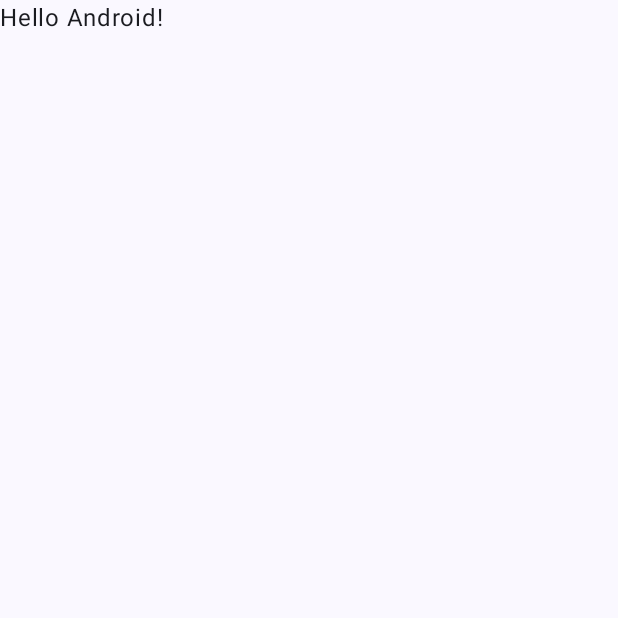
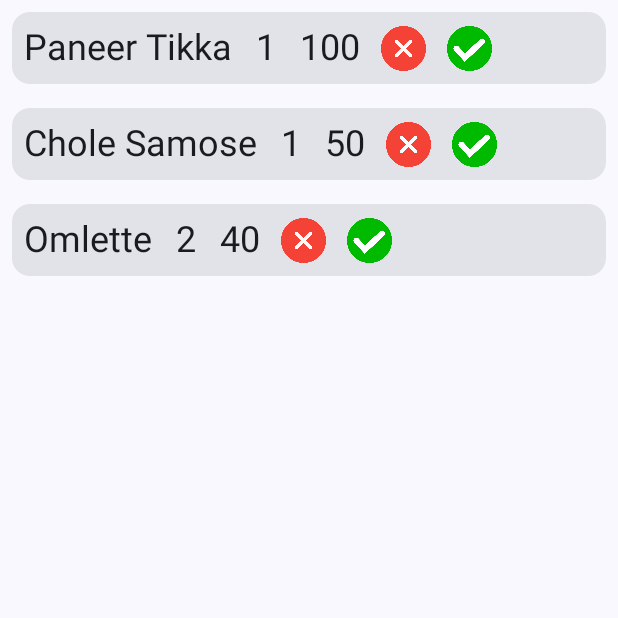
Before and after one commit to Atharv-15/QuickQ_Business, an Android app built with Jetpack Compose: the HomePage screen opened directly, with no data from a screen before it, on a phone screen of 412 x 824 dp, the top half of it. Before the commit the part shown is almost empty. Run offline under Robolectric (Android 15) with nearby library versions, the phone set to English and light mode, and no system bars.

Commit message:
minor list addition

```diff
--- a/app/src/main/java/com/example/quickqbusiness/HomePage.kt
+++ b/app/src/main/java/com/example/quickqbusiness/HomePage.kt
@@ -4,13 +4,36 @@ import android.os.Bundle
 import androidx.activity.ComponentActivity
 import androidx.activity.compose.setContent
 import androidx.activity.enableEdgeToEdge
+import androidx.compose.foundation.Image
+import androidx.compose.foundation.layout.Arrangement
+import androidx.compose.foundation.layout.Row
+import androidx.compose.foundation.layout.WindowInsets
+import androidx.compose.foundation.layout.asPaddingValues
+import androidx.compose.foundation.layout.calculateEndPadding
+import androidx.compose.foundation.layout.calculateStartPadding
 import androidx.compose.foundation.layout.fillMaxSize
+import androidx.compose.foundation.layout.fillMaxWidth
+import androidx.compose.foundation.layout.height
 import androidx.compose.foundation.layout.padding
-import androidx.compose.material3.Scaffold
+import androidx.compose.foundation.layout.safeDrawing
+import androidx.compose.foundation.layout.statusBarsPadding
+import androidx.compose.foundation.lazy.LazyColumn
+import androidx.compose.foundation.lazy.items
+import androidx.compose.material3.Card
+import androidx.compose.material3.MaterialTheme
+import androidx.compose.material3.Surface
 import androidx.compose.material3.Text
 import androidx.compose.runtime.Composable
+import androidx.compose.ui.Alignment
 import androidx.compose.ui.Modifier
+import androidx.compose.ui.layout.ContentScale
+import androidx.compose.ui.platform.LocalContext
+import androidx.compose.ui.platform.LocalLayoutDirection
+import androidx.compose.ui.res.painterResource
 import androidx.compose.ui.tooling.preview.Preview
+import androidx.compose.ui.unit.dp
+import com.example.quickqbusiness.data.Order
+import com.example.quickqbusiness.model.OrderData
 import com.example.quickqbusiness.ui.theme.QuickQBusinessTheme
 
 class HomePage : ComponentActivity() {
@@ -19,11 +42,11 @@ class HomePage : ComponentActivity() {
         enableEdgeToEdge()
         setContent {
             QuickQBusinessTheme {
-                Scaffold(modifier = Modifier.fillMaxSize()) { innerPadding ->
-                    Greeting(
-                        name = "Android",
-                        modifier = Modifier.padding(innerPadding)
-                    )
+                Surface(
+                    modifier = Modifier.fillMaxSize(),
+                    color = MaterialTheme.colorScheme.background
+                ) {
+                    PendingOrder()
                 }
             }
         }
@@ -31,17 +54,84 @@ class HomePage : ComponentActivity() {
 }
 
 @Composable
-fun Greeting(name: String, modifier: Modifier = Modifier) {
-    Text(
-        text = "Hello $name!",
-        modifier = modifier
-    )
+fun PendingOrder() {
+    val layoutDirection = LocalLayoutDirection.current
+    Surface(
+        modifier = Modifier
+            .fillMaxSize()
+            .statusBarsPadding()
+            .padding(
+                start = WindowInsets.safeDrawing
+                    .asPaddingValues()
+                    .calculateStartPadding(layoutDirection),
+                end = WindowInsets.safeDrawing
+                    .asPaddingValues()
+                    .calculateEndPadding(layoutDirection)
+            )
+    ) {
+        OrderList(orderList = Order().loadOrders())
+    }
+}
+
+@Composable
+fun OrderCard(order: OrderData, modifier: Modifier = Modifier) {
+    Card(modifier = modifier
+        .fillMaxWidth()) {
+        Row(
+            horizontalArrangement = Arrangement.SpaceEvenly,
+            verticalAlignment = Alignment.CenterVertically
+        ) {
+            Text(
+                text = order.description,
+                modifier = Modifier.padding(8.dp),
+                style = MaterialTheme.typography.headlineSmall
+            )
+            Text(
+                text = order.quantity,
+                modifier = Modifier.padding(8.dp),
+                style = MaterialTheme.typography.headlineSmall
+            )
+            Text(
+                text = order.price,
+                modifier = Modifier.padding(8.dp),
+                style = MaterialTheme.typography.headlineSmall
+            )
+            Image(
+                painter = painterResource(order.remove),
+                contentDescription = "Remove Item",
+                modifier = Modifier
+                    .padding(6.dp)
+                    .height(30.dp),
+//                contentScale = ContentScale.Crop
+            )
+            Image(
+                painter = painterResource(order.check),
+                contentDescription = "Confirm Item",
+                modifier = Modifier
+                    .padding(8.dp)
+                    .height(30.dp),
+//                contentScale = ContentScale.Crop
+            )
+        }
+    }
+}
+
+@Composable
+fun OrderList(orderList: List<OrderData>, modifier: Modifier = Modifier) {
+    LazyColumn(modifier = Modifier) {
+        items(orderList) { order ->
+            OrderCard(
+                order = order,
+                modifier = Modifier.padding(8.dp)
+            )
+        }
+    }
 }
 
 @Preview(showBackground = true)
 @Composable
 fun GreetingPreview() {
     QuickQBusinessTheme {
-        Greeting("Android")
+        OrderCard(OrderData("Item 1", "3", "300", R.drawable.remove, R.drawable.check))
     }
 }
--- a/app/src/main/java/com/example/quickqbusiness/LogInScreen.kt
+++ b/app/src/main/java/com/example/quickqbusiness/LogInScreen.kt
@@ -109,20 +109,6 @@ fun LogInScreen() {
         Spacer(modifier = Modifier
             .height(32.dp)
         )
-
-        Text(text = "Or sign in with")
-
-        Spacer(modifier = Modifier
-            .height(32.dp)
-        )
-
-        Image(painter = painterResource(id = R.drawable.google),
-            contentDescription = "Google",
-            modifier = Modifier
-                .size(60.dp)
-                .clickable { /*TODO*/ }
-
-        )
     }
 }
 
--- /dev/null
+++ b/app/src/main/java/com/example/quickqbusiness/data/Order.kt
@@ -0,0 +1,33 @@
+package com.example.quickqbusiness.data
+
+import androidx.annotation.DrawableRes
+import com.example.quickqbusiness.R
+import com.example.quickqbusiness.model.OrderData
+
+class Order() {
+    fun loadOrders(): List<OrderData> {
+        return listOf<OrderData>(
+            OrderData(
+                description = "Paneer Tikka",
+                quantity = "1",
+                price = "100",
+                remove = R.drawable.remove,
+                check = R.drawable.check
+            ),
+            OrderData(
+                description = "Chole Samose",
+                quantity = "1",
+                price = "50",
+                remove = R.drawable.remove,
+                check = R.drawable.check
+            ),
+            OrderData(
+                description = "Omlette",
+                quantity = "2",
+                price = "40",
+                remove = R.drawable.remove,
+                check = R.drawable.check
+            )
+        )
+    }
+}
--- /dev/null
+++ b/app/src/main/java/com/example/quickqbusiness/model/OrderData.kt
@@ -0,0 +1,11 @@
+package com.example.quickqbusiness.model
+
+import androidx.annotation.DrawableRes
+
+data class OrderData(
+    val description: String,
+    val quantity: String,
+    val price: String,
+    @DrawableRes val remove: Int,
+    @DrawableRes val check: Int
+)
```
Also changed, not shown: app/src/main/res/drawable/check.png (added), app/src/main/res/drawable/remove.png (added).
